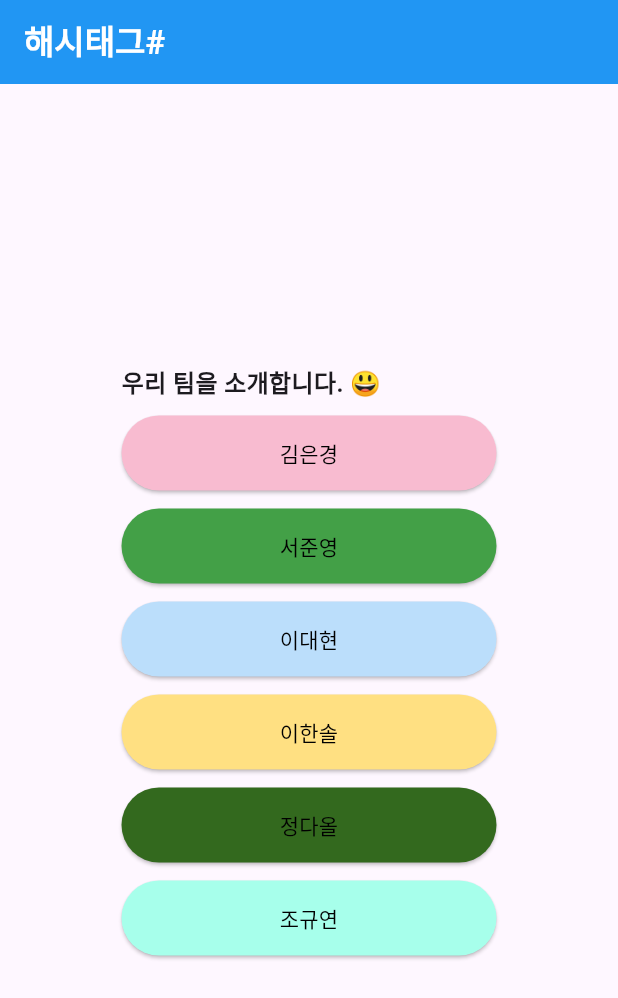
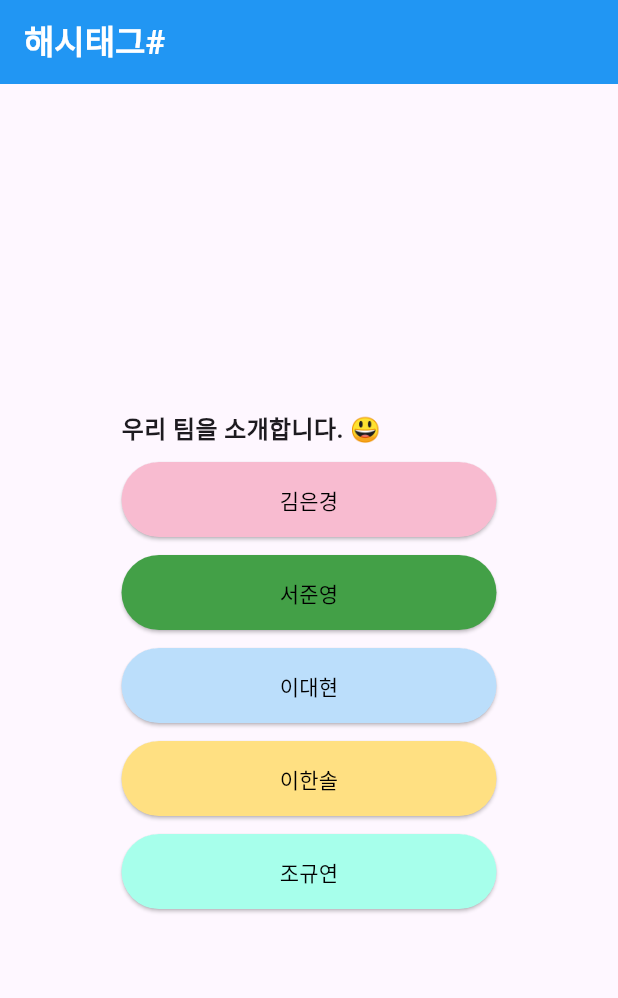
Before and after one commit to Luna828/teamCard_flutter, a Flutter app: the screen it shows after launch, on a phone screen of 412 x 824 dp. Shown: the top 998 px of the screen. Run offline on Flutter 3.47's test engine with Material 2 defaults, Android fonts, the phone set to English and light mode, and no system bars; our stand-ins replace shared_preferences.

Commit message:
[FIX] 다올님 버튼 삭제

```diff
--- a/team_card_project/lib/main.dart
+++ b/team_card_project/lib/main.dart
@@ -70,7 +70,8 @@ class HomePage extends StatelessWidget {
                 onPressed: () {
                   Navigator.push(
                     context,
-                    MaterialPageRoute(builder: (_) => EunKyoungCardPage(index: 0)),
+                    MaterialPageRoute(
+                        builder: (_) => EunKyoungCardPage(index: 0)),
                   );
                 },
                 style: ElevatedButton.styleFrom(
@@ -137,18 +138,6 @@ class HomePage extends StatelessWidget {
               height: 12,
             ),
             ElevatedButton(
-                onPressed: () {},
-                style: ElevatedButton.styleFrom(
-                    fixedSize: const Size(250, 50),
-                    backgroundColor: Colors.lightGreen[900]),
-                child: Text(
-                  '정다올',
-                  style: TextStyle(color: Colors.black),
-                )),
-            SizedBox(
-              height: 12,
-            ),
-            ElevatedButton(
                 onPressed: () {
                   Navigator.push(
                       context,
```
